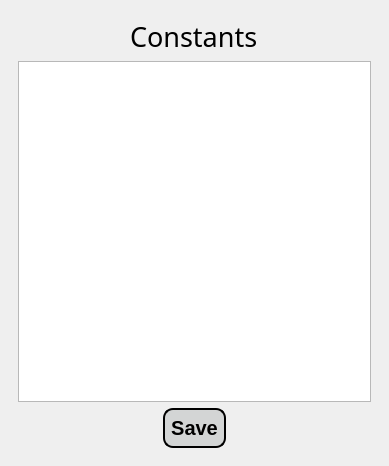
Above: ui/constants_page.ui from JasonLaux/DC-Boxjelly before the change. Below: the same form after it.
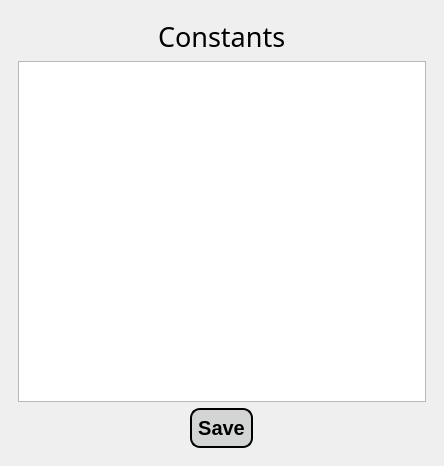
That is the form after the change.

Commit message:
Rename objects in UI pages
To make the naming of objects more clear

```diff
--- a/ui/constants_page.ui
+++ b/ui/constants_page.ui
@@ -6,7 +6,7 @@
    <rect>
     <x>0</x>
     <y>0</y>
-    <width>389</width>
+    <width>444</width>
     <height>466</height>
    </rect>
   </property>
```
Left out of the diff: 10 changed lines with no effect on the pictures. The commit also changes 6 other files.
